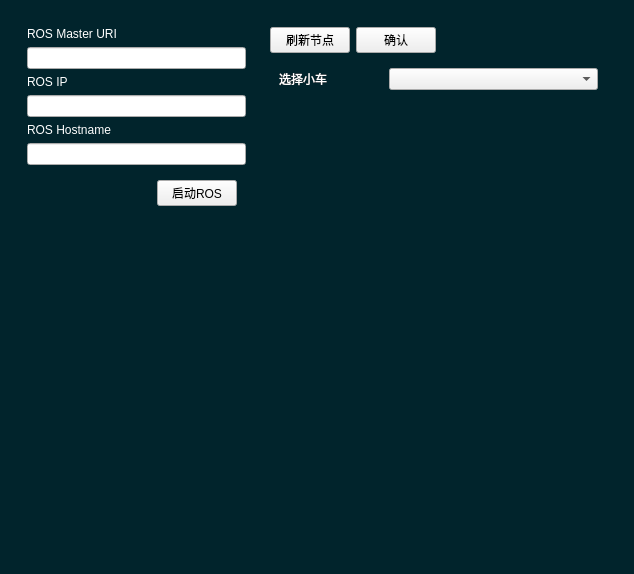
Above: parallel_driving/ui/config_panel.ui from NovemberChopin/ParallelDriving before the change. Below: the same form after it.
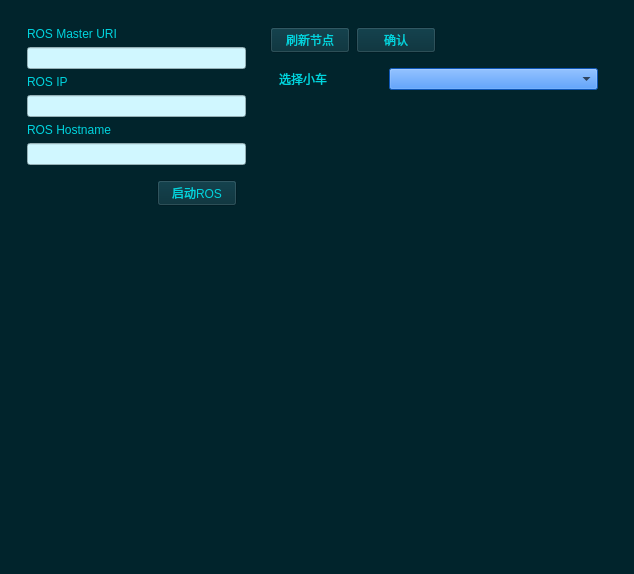
That is the form after the change.

Patch:
```diff
--- a/parallel_driving/ui/config_panel.ui
+++ b/parallel_driving/ui/config_panel.ui
@@ -72,7 +72,7 @@
                </sizepolicy>
               </property>
               <property name="styleSheet">
-               <string notr="true">#label{color: rgb(255, 255, 255);}</string>
+               <string notr="true">#label{color: rgb(0, 212, 222);}</string>
               </property>
               <property name="text">
                <string>ROS Master URI</string>
@@ -80,7 +80,13 @@
              </widget>
             </item>
             <item>
-             <widget class="QLineEdit" name="rosMasterUri"/>
+             <widget class="QLineEdit" name="rosMasterUri">
+              <property name="styleSheet">
+               <string notr="true">#rosMasterUri{
+	background-color: rgb(208, 247, 255);
+}</string>
+              </property>
+             </widget>
             </item>
             <item>
              <widget class="QLabel" name="label_2">
@@ -91,7 +97,7 @@
                </sizepolicy>
               </property>
               <property name="styleSheet">
-               <string notr="true">#label_2{color: rgb(255, 255, 255);}</string>
+               <string notr="true">#label_2{color: rgb(0, 212, 222);}</string>
               </property>
               <property name="text">
                <string>ROS IP</string>
@@ -99,7 +105,13 @@
              </widget>
             </item>
             <item>
-             <widget class="QLineEdit" name="localhost"/>
+             <widget class="QLineEdit" name="localhost">
+              <property name="styleSheet">
+               <string notr="true">#localhost{
+background-color: rgb(208, 247, 255);
+}</string>
+              </property>
+             </widget>
             </item>
             <item>
              <widget class="QLabel" name="label_3">
@@ -110,7 +122,7 @@
                </sizepolicy>
               </property>
               <property name="styleSheet">
-               <string notr="true">#label_3{color: rgb(255, 255, 255);}</string>
+               <string notr="true">#label_3{color: rgb(0, 212, 222);}</string>
               </property>
               <property name="text">
                <string>ROS Hostname</string>
@@ -118,7 +130,13 @@
              </widget>
             </item>
             <item>
-             <widget class="QLineEdit" name="rosHostname"/>
+             <widget class="QLineEdit" name="rosHostname">
+              <property name="styleSheet">
+               <string notr="true">#rosHostname{
+background-color: rgb(208, 247, 255);
+}</string>
+              </property>
+             </widget>
             </item>
             <item>
              <widget class="QWidget" name="widget_4" native="true">
@@ -144,6 +162,12 @@
                </item>
                <item>
                 <widget class="QPushButton" name="btn_connect">
+                 <property name="styleSheet">
+                  <string notr="true">#btn_connect{
+	background-color: rgb(1, 42, 53);
+	color: rgb(0, 212, 222);
+}</string>
+                 </property>
                  <property name="text">
                   <string>启动ROS</string>
                  </property>
@@ -197,6 +221,12 @@
                </property>
                <item>
                 <widget class="QPushButton" name="btn_refresh">
+                 <property name="styleSheet">
+                  <string notr="true">#btn_refresh{
+	background-color: rgb(1, 42, 53);
+	color: rgb(0, 212, 222);
+}</string>
+                 </property>
                  <property name="text">
                   <string>刷新节点</string>
                  </property>
@@ -204,6 +234,12 @@
                </item>
                <item>
                 <widget class="QPushButton" name="btn_confirm">
+                 <property name="styleSheet">
+                  <string notr="true">#btn_confirm{
+	background-color: rgb(1, 42, 53);
+	color: rgb(0, 212, 222);
+}</string>
+                 </property>
                  <property name="text">
                   <string>确认</string>
                  </property>
@@ -237,7 +273,7 @@
                <item>
                 <widget class="QLabel" name="label_4">
                  <property name="styleSheet">
-                  <string notr="true">#label_4{color: rgb(255, 255, 255);}</string>
+                  <string notr="true">#label_4{color: rgb(0, 212, 222);}</string>
                  </property>
                  <property name="text">
                   <string>选择小车</string>
@@ -245,7 +281,13 @@
                 </widget>
                </item>
                <item>
-                <widget class="QComboBox" name="comboBox"/>
+                <widget class="QComboBox" name="comboBox">
+                 <property name="styleSheet">
+                  <string notr="true">#comboBox{
+	background-color: rgb(19, 121, 255);
+}</string>
+                 </property>
+                </widget>
                </item>
               </layout>
              </widget>
```
